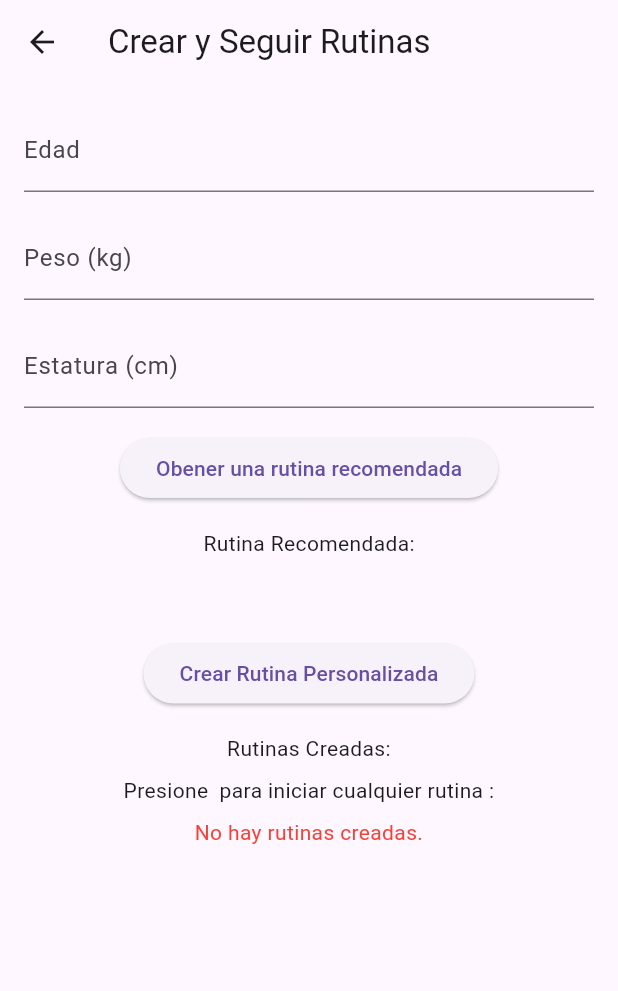
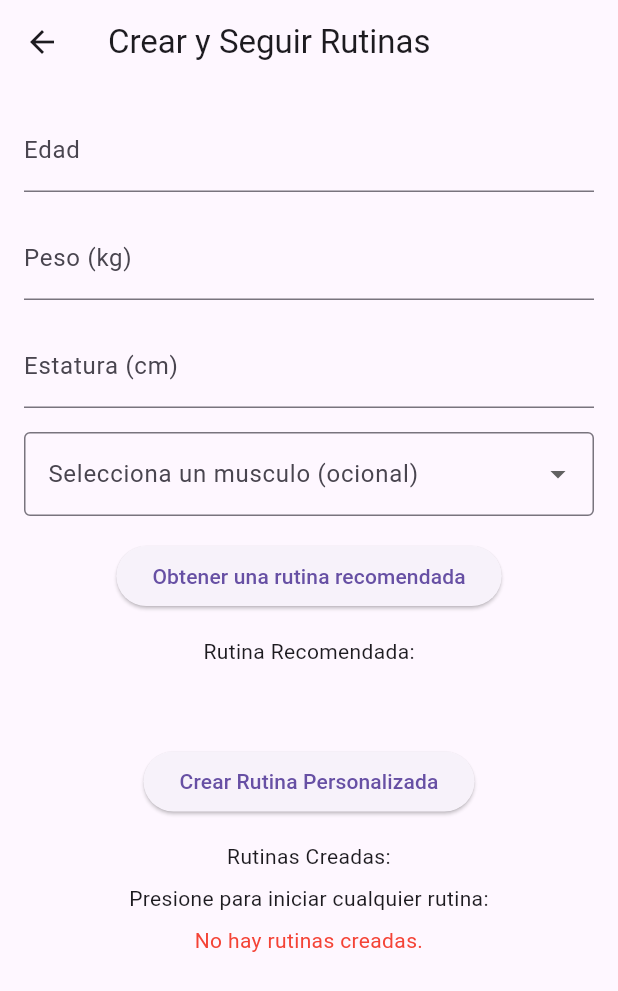
Before and after one commit to rafaelmoralesd/Fitlife, a Flutter app: the Crearrutina screen opened by its route, on a phone screen of 412 x 824 dp. Shown: the top 991 px of the screen. Run offline on Flutter 3.47's test engine with Material 3 defaults, Android fonts, the phone set to English and light mode, and no system bars; our stand-ins replace firebase_auth, firebase_core, google_sign_in, shared_preferences, table_calendar; missing offline and left inert: social_auth_buttons; accounts and stored records are empty.

Commit message:
eventos y  DropdownButton
agregue la opcion de agregar eventos al calendario y un  DropdownButton para la seleccion de musculo a ejercitar

```diff
--- a/lib/crearRutina.dart
+++ b/lib/crearRutina.dart
@@ -25,6 +25,7 @@ class _RutinaCreationPageState extends State<Crearrutina> {
     _loadUserData();
     _loadRoutines();
   }
+
   void _showErrorDialog(String message) {
     showDialog(
       context: context,
@@ -42,16 +43,17 @@ void _showErrorDialog(String message) {
       ),
     );
   }
+
   Future<void> _fetchRoutine() async {
     final age = _ageController.text;
     final weight = _weightController.text;
     final height = _heightController.text;
 
     if (age.isEmpty || weight.isEmpty || height.isEmpty) {
-    _showErrorDialog('La edad, peso y estatura son obligatorios para obtener una rutina recomendada.');
+      _showErrorDialog(
+          'La edad, peso y estatura son obligatorios para obtener una rutina recomendada.');
       return;
     }
-
 
     final response = await http.get(Uri.parse(
         'https://example.com/api/routine?age=$age&weight=$weight&height=$height'));
@@ -84,9 +86,8 @@ void _showErrorDialog(String message) {
     final routines = prefs.getStringList('routines') ?? [];
 
     setState(() {
-      _createdRoutines = routines
-          .map((r) => json.decode(r) as Map<String, dynamic>)
-          .toList();
+      _createdRoutines =
+          routines.map((r) => json.decode(r) as Map<String, dynamic>).toList();
     });
   }
 
@@ -127,6 +128,26 @@ void _showErrorDialog(String message) {
       ),
     );
   }
+
+  List<String> listamuscle = [
+    'abdominales',
+    'abductores',
+    'aductores',
+    'bíceps',
+    'pantorrillas',
+    'pecho',
+    'antebrazos',
+    'glúteos',
+    'hamstrings',
+    'lumbares',
+    'espalda media',
+    'cuello',
+    'cuádriceps',
+    'trapecios',
+    'tríceps'
+  ];
+
+  List<String> listadifficulty = ['principiante', 'intermedio', 'avanzado'];
 
   @override
   Widget build(BuildContext context) {
@@ -169,12 +190,28 @@ void _showErrorDialog(String message) {
                   textAlign: TextAlign.center,
                 ),
                 const SizedBox(height: 16),
+                DropdownButtonFormField<String>(
+                  items: listamuscle.map((String muscle) {
+                    return DropdownMenuItem<String>(
+                      child: Text(muscle),
+                      value: muscle,
+                    );
+                  }).toList(),
+                  onChanged: (String? value) {
+                    print(value);
+                  },
+                  decoration: InputDecoration(
+                    labelText: 'Selecciona un musculo (ocional)',
+                    border: OutlineInputBorder(),
+                  ),
+                ),
+                const SizedBox(height: 16),
                 ElevatedButton(
                   onPressed: () {
                     _fetchRoutine();
                     _saveUserData();
                   },
-                  child: const Text('Obener una rutina recomendada'),
+                  child: const Text('Obtener una rutina recomendada'),
                 ),
                 const SizedBox(height: 16),
                 const Text('Rutina Recomendada:'),
@@ -199,10 +236,17 @@ void _showErrorDialog(String message) {
                 const SizedBox(height: 16),
                 Text('Rutinas Creadas:', textAlign: TextAlign.center),
                 const SizedBox(height: 8),
-                 const Text('Presione  para iniciar cualquier rutina :', textAlign: TextAlign.center),
+                const Text('Presione para iniciar cualquier rutina:',
+                    textAlign: TextAlign.center),
                 const SizedBox(height: 8),
                 if (_createdRoutines.isEmpty)
-                  const Text('No hay rutinas creadas.',textAlign: TextAlign.center,style: TextStyle( color: Colors.red, ),)
+                  const Text(
+                    'No hay rutinas creadas.',
+                    textAlign: TextAlign.center,
+                    style: TextStyle(
+                      color: Colors.red,
+                    ),
+                  )
                 else
                   Column(
                     children: _createdRoutines.asMap().entries.map((entry) {
@@ -210,7 +254,8 @@ void _showErrorDialog(String message) {
                       Map<String, dynamic> routine = entry.value;
                       return ListTile(
                         title: Text(routine['name']),
-                      subtitle: Text('${routine['exercises'].length} ejercicios'),
+                        subtitle:
+                            Text('${routine['exercises'].length} ejercicios'),
                         trailing: IconButton(
                           icon: Icon(Icons.delete),
                           onPressed: () {
@@ -223,7 +268,6 @@ void _showErrorDialog(String message) {
                       );
                     }).toList(),
                   ),
-
               ],
             ),
           ),
```
Also changed, not shown: lib/calendario.dart (+81 -35 lines). Lines whose indentation alone changed are shown as unchanged.
